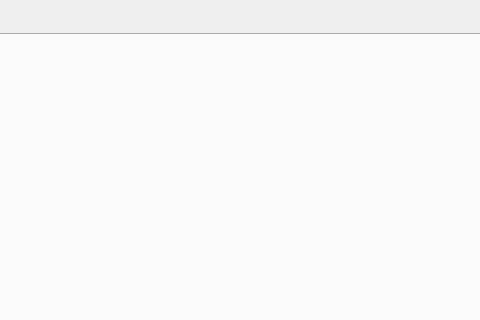
The window that production_line_ui/mainwindow.ui (heidikrisse/ProductionLineUi) describes before a commit, drawn with Qt 5; both pictures show x 668 to 1148 and y 0 to 320 of the 1257 by 711 pixel window.
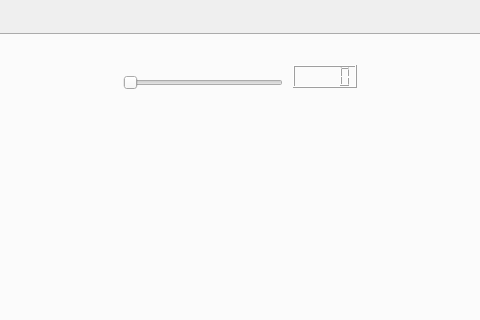
The same window after the commit. Icons and pictures are not drawn.

Commit message: Speed slider checkpoint

```diff
--- a/production_line_ui/mainwindow.ui
+++ b/production_line_ui/mainwindow.ui
@@ -39,8 +39,8 @@
          <rect>
           <x>0</x>
           <y>0</y>
-          <width>1221</width>
-          <height>561</height>
+          <width>721</width>
+          <height>491</height>
          </rect>
         </property>
         <layout class="QHBoxLayout" name="horizontalLayout_2"/>
@@ -58,6 +58,29 @@
          <string>Test</string>
         </property>
        </widget>
+       <widget class="QSlider" name="conveyer_units_per_minute_slider">
+        <property name="geometry">
+         <rect>
+          <x>780</x>
+          <y>40</y>
+          <width>160</width>
+          <height>16</height>
+         </rect>
+        </property>
+        <property name="orientation">
+         <enum>Qt::Horizontal</enum>
+        </property>
+       </widget>
+       <widget class="QLCDNumber" name="lcdNumber">
+        <property name="geometry">
+         <rect>
+          <x>950</x>
+          <y>30</y>
+          <width>64</width>
+          <height>23</height>
+         </rect>
+        </property>
+       </widget>
       </widget>
       <widget class="QWidget" name="analytics">
        <attribute name="icon">
```
Left out of the diff: 19 changed lines with no effect on the pictures. The commit also changes 3 other files.
